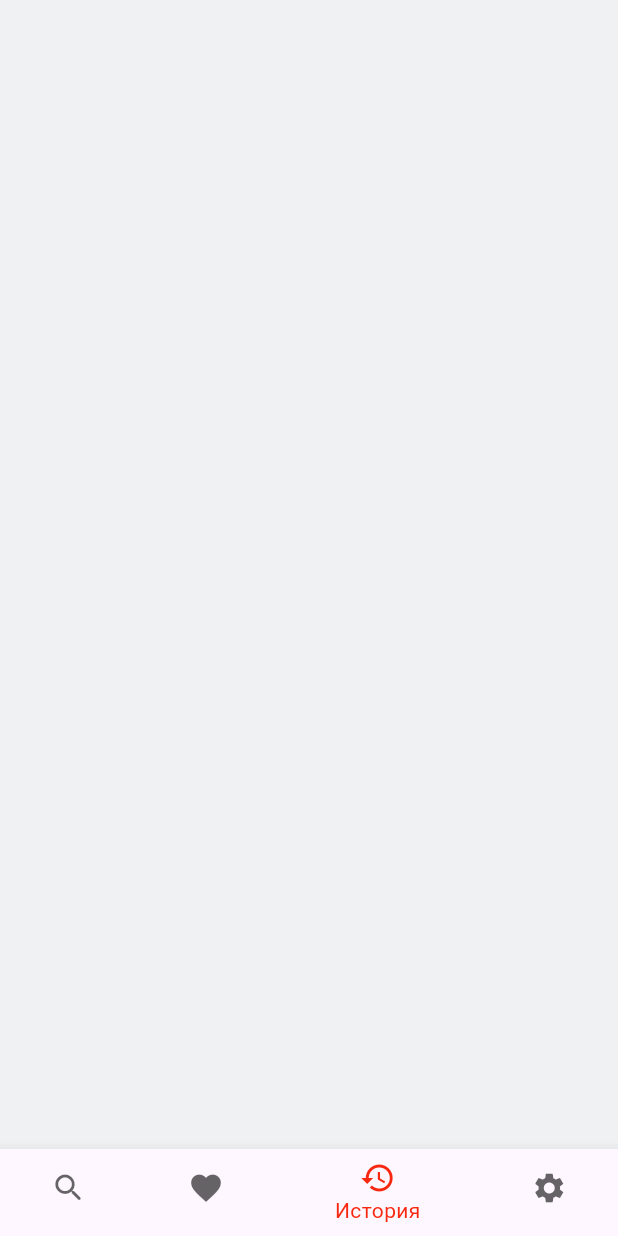
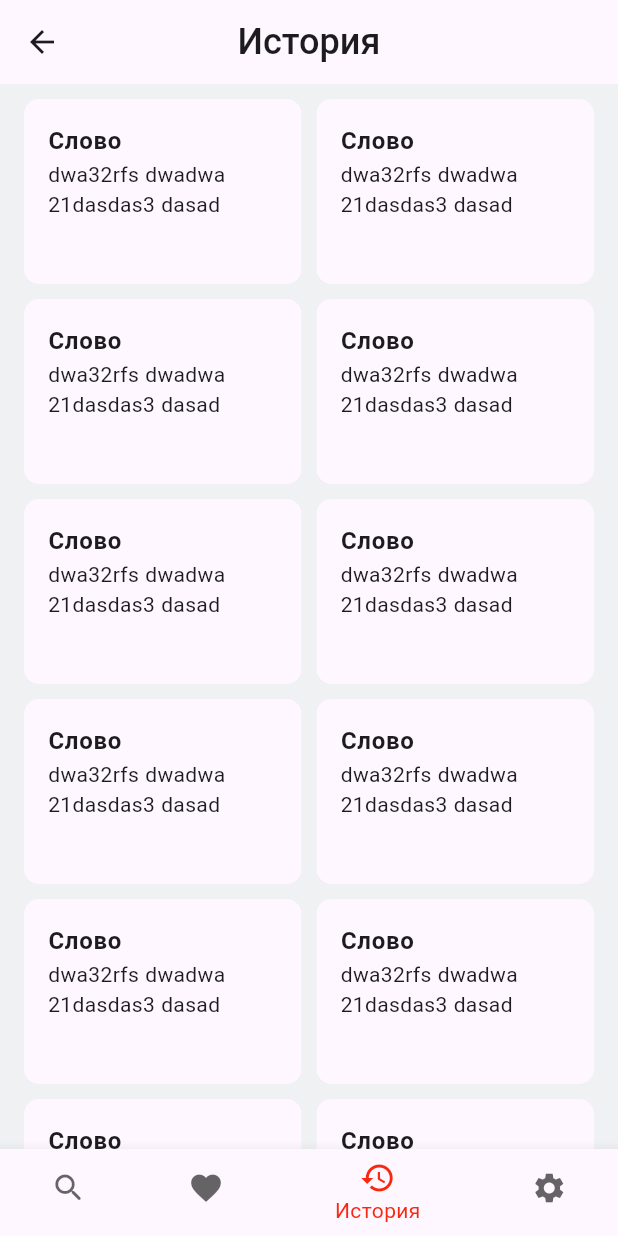
Before and after one commit to dudeel/Rhymer, a Flutter app: the HistoryScreen screen opened by its route, on a phone screen of 412 x 824 dp. Run offline on Flutter 3.47's test engine with Material 2 defaults, Android fonts, the phone set to English and light mode, and no system bars; our stand-ins replace auto_route.

Commit message:
add hitroy screen

```diff
--- /dev/null
+++ b/lib/core/ui/widgets/base/base.dart
@@ -0,0 +1 @@
+export 'base_container.dart';
--- a/lib/core/ui/widgets/widgets.dart
+++ b/lib/core/ui/widgets/widgets.dart
@@ -1 +1,2 @@
+export 'rhyme_history_card.dart';
 export 'rhyme_list_card.dart';
--- a/lib/features/history/view/history_screen.dart
+++ b/lib/features/history/view/history_screen.dart
@@ -1,5 +1,6 @@
 import 'package:auto_route/auto_route.dart';
 import 'package:flutter/material.dart';
+import 'package:rhymer/core/ui/widgets/rhyme_history_card.dart';
 
 @RoutePage()
 class HistoryScreen extends StatelessWidget {
@@ -7,6 +8,61 @@ class HistoryScreen extends StatelessWidget {
 
   @override
   Widget build(BuildContext context) {
-    return const Scaffold();
+    return CustomScrollView(
+      slivers: [
+        const MainAppBar(),
+        const SliverToBoxAdapter(
+          child: SizedBox(height: 10),
+        ),
+        SliverPadding(
+          padding: const EdgeInsets.symmetric(horizontal: 16),
+          sliver: SliverGrid(
+            gridDelegate: const SliverGridDelegateWithMaxCrossAxisExtent(
+              maxCrossAxisExtent: 200.0,
+              mainAxisSpacing: 10.0,
+              crossAxisSpacing: 10.0,
+              childAspectRatio: 1.5,
+            ),
+            delegate: SliverChildBuilderDelegate(
+              (BuildContext context, int index) {
+                return const RhymeHistoryCard(
+                  rhymes: [
+                    'dwa32rfs',
+                    'dwadwa',
+                    '21dasdas3',
+                    'dasad',
+                  ],
+                );
+              },
+              childCount: 20,
+            ),
+          ),
+        ),
+      ],
+    );
   }
 }
+
+//  Blocks
+class MainAppBar extends StatelessWidget {
+  const MainAppBar({super.key});
+
+  @override
+  Widget build(BuildContext context) {
+    return const SliverAppBar(
+      pinned: false,
+      snap: true,
+      floating: true,
+      centerTitle: true,
+      title: Text(
+        'История',
+        style: TextStyle(
+          fontSize: 24,
+          fontWeight: FontWeight.w500,
+        ),
+      ),
+      elevation: 0,
+      surfaceTintColor: Colors.transparent,
+    );
+  }
+}
--- a/lib/features/search/widgets/widgets.dart
+++ b/lib/features/search/widgets/widgets.dart
@@ -1,2 +1 @@
-export 'rhyme_history_card.dart';
 export 'searh_line.dart';
```
Also changed, not shown: lib/core/ui/widgets/rhyme_history_card.dart (renamed from lib/features/search/widgets/rhyme_history_card.dart).
